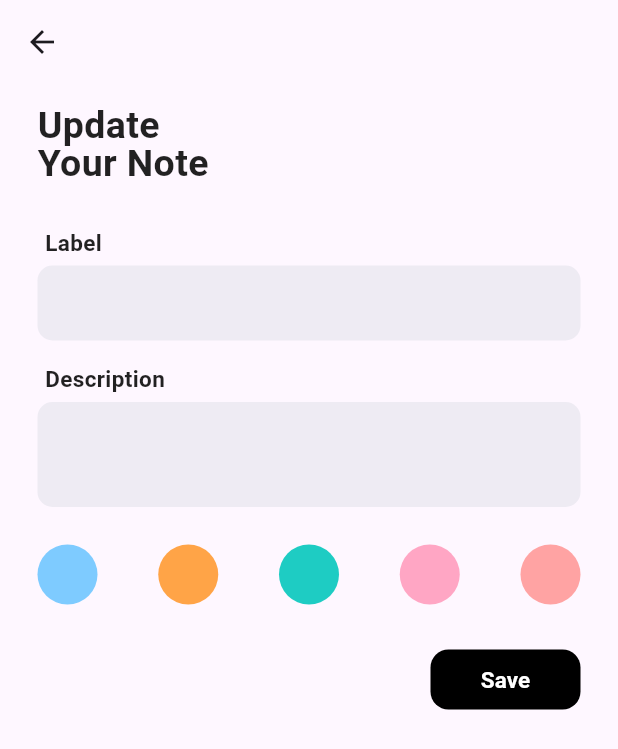
After one commit to 4amshin/note-app, a Flutter app: the UpdateView screen opened directly, on a phone screen of 412 x 824 dp. The commit adds this screen. Shown: the top 749 px of the screen. Run offline on Flutter 3.47's test engine with Material 2 defaults, Android fonts, the phone set to English and light mode, and no system bars; our stand-ins replace flashy_tab_bar2, flutter_svg, google_fonts, loading_animation_widget, sqflite; accounts and stored records are empty; Roboto replaces fonts that are missing (Sen); statements that could not run were skipped.

Commit message:
update-feature

```diff
--- /dev/null
+++ b/lib/view/update_view.dart
@@ -0,0 +1,134 @@
+import 'package:flutter/material.dart';
+import 'package:note_app/database/db_helper.dart';
+import 'package:note_app/widget/hm_save_button.dart';
+
+import '../model/note_model.dart';
+import '../shared/theme/color_theme.dart';
+import '../widget/hm_text_field.dart';
+
+class UpdateView extends StatefulWidget {
+  final NoteModel? noteModel;
+  const UpdateView({
+    Key? key,
+    this.noteModel,
+  }) : super(key: key);
+
+  @override
+  State<UpdateView> createState() => _UpdateViewState();
+}
+
+class _UpdateViewState extends State<UpdateView> {
+  DatabaseHelper dbInstance = DatabaseHelper();
+
+  TextEditingController labelController = TextEditingController();
+  TextEditingController descriptionController = TextEditingController();
+
+  Color? _selectedColor;
+
+  @override
+  void initState() {
+    dbInstance.database();
+    labelController.text = widget.noteModel!.title!;
+    descriptionController.text = widget.noteModel!.content!;
+    _selectedColor = Color(int.parse(widget.noteModel!.color!, radix: 16));
+    super.initState();
+  }
+
+  @override
+  void dispose() {
+    labelController.dispose();
+    descriptionController.dispose();
+    super.dispose();
+  }
+
+  @override
+  Widget build(BuildContext context) {
+    return Scaffold(
+      appBar: AppBar(
+        leading: IconButton(
+          onPressed: () {
+            Navigator.pop(context);
+          },
+          icon: const Icon(
+            Icons.arrow_back,
+          ),
+        ),
+      ),
+      body: SafeArea(
+        minimum: const EdgeInsets.symmetric(
+          horizontal: 25,
+          vertical: 15,
+        ),
+        child: ListView(
+          children: [
+            const Text(
+              "Update\nYour Note",
+              style: TextStyle(
+                height: 1,
+                fontSize: 25.0,
+                fontWeight: FontWeight.bold,
+              ),
+            ),
+            const SizedBox(height: 30),
+            HmTextField(
+              height: 50,
+              label: 'Label',
+              controller: labelController,
+            ),
+            const SizedBox(height: 15),
+            HmTextField(
+              height: 70,
+              label: 'Description',
+              controller: descriptionController,
+            ),
+            const SizedBox(height: 25),
+            Row(
+              mainAxisAlignment: MainAxisAlignment.spaceBetween,
+              children: [
+                for (final color in [nBlue, nOrange, nCyan, nPink, nPink2])
+                  GestureDetector(
+                    onTap: () {
+                      _selectedColor = color;
+                      setState(() {});
+                    },
+                    child: Container(
+                      width: 40,
+                      height: 40,
+                      decoration: BoxDecoration(
+                        shape: BoxShape.circle,
+                        color: color,
+                      ),
+                      child: _selectedColor == color
+                          ? const Icon(
+                              Icons.check,
+                              size: 20,
+                              color: Colors.white,
+                            )
+                          : null,
+                    ),
+                  ),
+              ],
+            ),
+            const SizedBox(height: 30.0),
+            HmSaveButton(
+              onPressed: () async {
+                String colorString = _selectedColor != null
+                    ? _selectedColor!.value.toRadixString(16)
+                    : '';
+                await dbInstance.updateData(widget.noteModel!.id!, {
+                  'title': labelController.text,
+                  'content': descriptionController.text,
+                  'color': colorString,
+                  'updatedAt': DateTime.now().toString(),
+                });
+
+                Navigator.pop(context);
+                setState(() {});
+              },
+            ),
+          ],
+        ),
+      ),
+    );
+  }
+}
```
Also changed, not shown: lib/view/home_view.dart (+12 -1 lines), lib/widget/hm_note_item.dart (+7 -10 lines).
